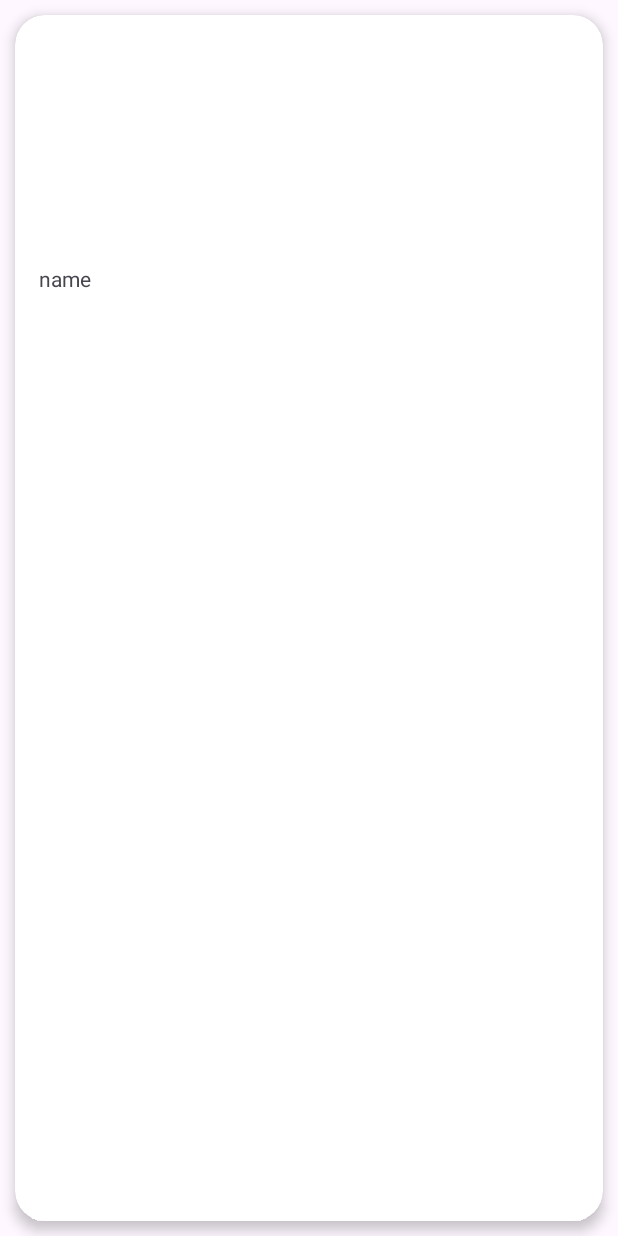
After one commit to Farris02/HussmanCase, an Android app: the layout product_model.xml on its own in the app's theme, with its tools: preview values and no code run, on a phone screen of 412 x 824 dp. The commit adds this screen. Run offline under Robolectric (Android 15) with nearby library versions, the phone set to English and light mode, and no system bars.

Commit message:
New Changes

```diff
--- a/app/build.gradle.kts
+++ b/app/build.gradle.kts
@@ -41,5 +41,8 @@ dependencies {
     implementation ("com.google.firebase:firebase-analytics:21.5.0")
     implementation ("androidx.recyclerview:recyclerview:1.3.2")
     implementation ("androidx.cardview:cardview:1.0.0")
+    implementation ("com.firebaseui:firebase-ui-database:8.0.0")
+    implementation ("com.google.firebase:firebase-database-ktx:20.1.0")
+    implementation ("com.github.bumptech.glide:glide:4.12.0")
 
 }
--- /dev/null
+++ b/app/src/main/java/com/example/hussmancase/Specifications.java
@@ -0,0 +1,4 @@
+package com.example.hussmancase;
+
+public class Specifications {
+}
--- /dev/null
+++ b/app/src/main/res/layout/product_model.xml
@@ -0,0 +1,32 @@
+<?xml version="1.0" encoding="utf-8"?>
+<androidx.cardview.widget.CardView xmlns:android="http://schemas.android.com/apk/res/android"
+    xmlns:app="http://schemas.android.com/apk/res-auto"
+    android:id="@+id/product_view"
+    android:layout_width="match_parent"
+    android:layout_height="match_parent"
+    android:layout_margin="10dp"
+    app:cardCornerRadius="20dp"
+    app:cardElevation="5dp">
+
+    <LinearLayout
+        android:layout_width="190dp"
+        android:layout_height="250dp"
+        android:paddingStart="16dp"
+        android:paddingTop="16dp"
+        android:paddingEnd="16dp"
+        android:paddingBottom="16dp"
+        android:orientation="vertical">
+
+        <ImageView
+            android:id="@+id/product_image"
+            android:layout_width="153dp"
+            android:layout_height="150dp" />
+
+        <TextView
+            android:id="@+id/product_text"
+            android:layout_width="153dp"
+            android:layout_height="50dp"
+            android:text="name" />
+    </LinearLayout>
+
+</androidx.cardview.widget.CardView>
```
Also changed, not shown: app/src/main/java/com/example/hussmancase/FrozenAdapter.java (added, +79 -0 lines), app/src/main/java/com/example/hussmancase/ProductModels.java (+4 -4 lines), app/src/main/res/layout/activity_frozen_food.xml (+29 -2 lines).
